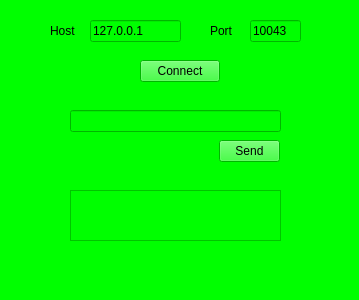
Qt form client/ui/loginwindow.ui (pechpo/What-s-up) before a commit.
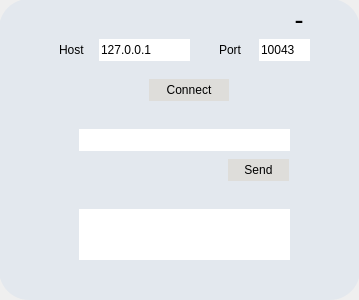
The same form after that commit. Icons and pictures are not drawn.

```diff
--- a/client/ui/loginwindow.ui
+++ b/client/ui/loginwindow.ui
@@ -17,26 +17,26 @@
    <bool>false</bool>
   </property>
   <property name="styleSheet">
-   <string notr="true">background-color: rgb(0, 255, 0);</string>
+   <string notr="true"/>
   </property>
-  <widget class="QLineEdit" name="hostInput">
+  <widget class="QWidget" name="widget" native="true">
    <property name="geometry">
     <rect>
-     <x>90</x>
-     <y>20</y>
-     <width>91</width>
-     <height>22</height>
+     <x>-1</x>
+     <y>-1</y>
+     <width>361</width>
+     <height>301</height>
     </rect>
    </property>
-   <property name="text">
-    <string>127.0.0.1</string>
+   <property name="styleSheet">
+    <string notr="true">border-radius: 30px;
+background-color: rgb(227, 232, 238);</string>
    </property>
-  </widget>
   <widget class="QLabel" name="hostLabel">
    <property name="geometry">
     <rect>
-     <x>50</x>
-     <y>20</y>
+      <x>60</x>
+      <y>40</y>
      <width>31</width>
      <height>21</height>
     </rect>
@@ -45,77 +45,146 @@
     <string>Host</string>
    </property>
   </widget>
-  <widget class="QLabel" name="portLabel">
-   <property name="geometry">
-    <rect>
-     <x>210</x>
-     <y>20</y>
-     <width>31</width>
-     <height>21</height>
-    </rect>
-   </property>
-   <property name="text">
-    <string>Port</string>
-   </property>
-  </widget>
   <widget class="QLineEdit" name="portInput">
    <property name="geometry">
     <rect>
-     <x>250</x>
-     <y>20</y>
+      <x>260</x>
+      <y>40</y>
      <width>51</width>
      <height>22</height>
     </rect>
    </property>
+    <property name="styleSheet">
+     <string notr="true">background-color: rgb(255, 255, 255);</string>
+    </property>
    <property name="text">
     <string>10043</string>
    </property>
   </widget>
-  <widget class="QPushButton" name="connectButton">
-   <property name="geometry">
-    <rect>
-     <x>140</x>
-     <y>60</y>
-     <width>80</width>
-     <height>22</height>
-    </rect>
-   </property>
-   <property name="text">
-    <string>Connect</string>
-   </property>
-  </widget>
-  <widget class="QLineEdit" name="sendInput">
-   <property name="geometry">
-    <rect>
-     <x>70</x>
-     <y>110</y>
-     <width>211</width>
-     <height>22</height>
-    </rect>
-   </property>
-  </widget>
   <widget class="QPushButton" name="sendButton">
    <property name="geometry">
     <rect>
-     <x>219</x>
-     <y>140</y>
+      <x>229</x>
+      <y>160</y>
      <width>61</width>
      <height>22</height>
     </rect>
    </property>
+    <property name="styleSheet">
+     <string notr="true">background-color: rgb(222, 221, 218);</string>
+    </property>
    <property name="text">
     <string>Send</string>
    </property>
   </widget>
+   <widget class="QLabel" name="portLabel">
+    <property name="geometry">
+     <rect>
+      <x>220</x>
+      <y>40</y>
+      <width>31</width>
+      <height>21</height>
+     </rect>
+    </property>
+    <property name="text">
+     <string>Port</string>
+    </property>
+   </widget>
+   <widget class="QLineEdit" name="sendInput">
+    <property name="geometry">
+     <rect>
+      <x>80</x>
+      <y>130</y>
+      <width>211</width>
+      <height>22</height>
+     </rect>
+    </property>
+    <property name="styleSheet">
+     <string notr="true">background-color: rgb(255, 255, 255);</string>
+    </property>
+   </widget>
   <widget class="QTextEdit" name="receivedText">
    <property name="geometry">
     <rect>
-     <x>70</x>
-     <y>190</y>
+      <x>80</x>
+      <y>210</y>
      <width>211</width>
      <height>51</height>
     </rect>
    </property>
+    <property name="styleSheet">
+     <string notr="true">background-color: rgb(255, 255, 255);</string>
+    </property>
+   </widget>
+   <widget class="QPushButton" name="connectButton">
+    <property name="geometry">
+     <rect>
+      <x>150</x>
+      <y>80</y>
+      <width>80</width>
+      <height>22</height>
+     </rect>
+    </property>
+    <property name="styleSheet">
+     <string notr="true">background-color: rgb(222, 221, 218);</string>
+    </property>
+    <property name="text">
+     <string>Connect</string>
+    </property>
+   </widget>
+   <widget class="QLineEdit" name="hostInput">
+    <property name="geometry">
+     <rect>
+      <x>100</x>
+      <y>40</y>
+      <width>91</width>
+      <height>22</height>
+     </rect>
+    </property>
+    <property name="styleSheet">
+     <string notr="true">background-color: rgb(255, 255, 255);</string>
+    </property>
+    <property name="text">
+     <string>127.0.0.1</string>
+    </property>
+   </widget>
+   <widget class="QToolButton" name="minimizeButton">
+    <property name="geometry">
+     <rect>
+      <x>280</x>
+      <y>0</y>
+      <width>40</width>
+      <height>40</height>
+     </rect>
+    </property>
+    <property name="font">
+     <font>
+      <pointsize>20</pointsize>
+     </font>
+    </property>
+    <property name="text">
+     <string>-</string>
+    </property>
+   </widget>
+   <widget class="QToolButton" name="closeButton">
+    <property name="geometry">
+     <rect>
+      <x>320</x>
+      <y>10</y>
+      <width>26</width>
+      <height>24</height>
+     </rect>
+    </property>
+    <property name="styleSheet">
+     <string notr="true">background:transparent;
+width: 0;
+height: 0;
+image: url(:/images/image/no.png);</string>
+    </property>
+    <property name="text">
+     <string/>
+    </property>
+   </widget>
   </widget>
  </widget>
  <resources/>
```
Lines whose indentation alone changed are shown as unchanged.
